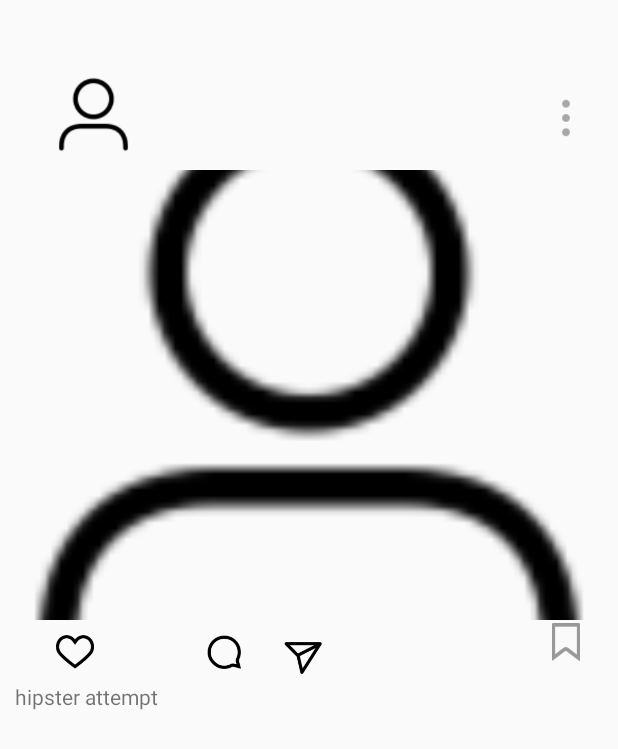
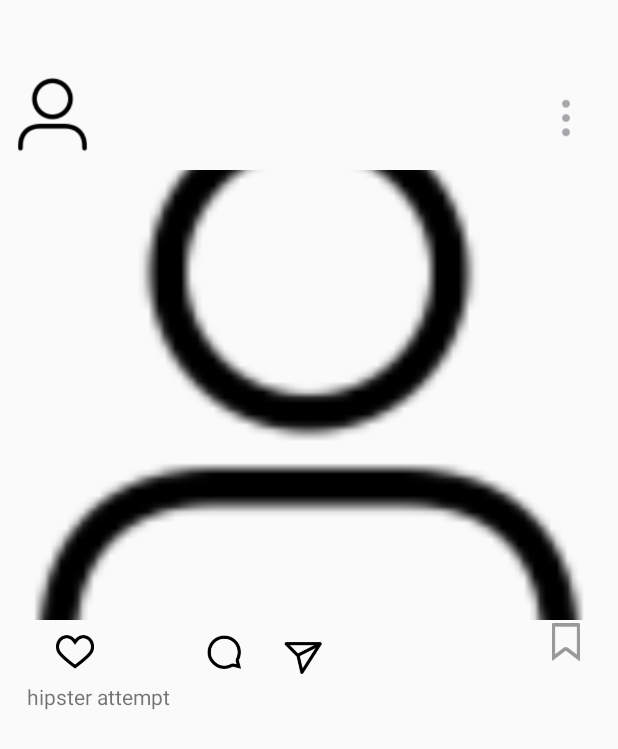
Before and after one commit to karacanzeynep98/InstagramZeynep, an Android app: the layout item_post.xml on its own in the app's theme, with its tools: preview values and no code run, on a phone screen of 412 x 824 dp. Shown: the top 749 px of the screen. Run offline under Robolectric (Android 15) with nearby library versions, the phone set to English and light mode, and no system bars.

```diff
--- a/app/src/main/java/com/example/instazeynep/MainActivity.java
+++ b/app/src/main/java/com/example/instazeynep/MainActivity.java
@@ -9,6 +9,7 @@ import android.graphics.drawable.GradientDrawable;
 import android.preference.PreferenceManager;
 import android.support.v7.app.AppCompatActivity;
 import android.os.Bundle;
+import android.text.method.PasswordTransformationMethod;
 import android.util.Log;
 import android.view.View;
 import android.widget.Button;
@@ -43,6 +44,8 @@ public class MainActivity extends AppCompatActivity {
         passwordInput = findViewById(R.id.etPassword);
         loginBtn = findViewById(R.id.buttonLogin);
         signupBtn = findViewById(R.id.btnSignup);
+
+        passwordInput.setTransformationMethod(PasswordTransformationMethod.getInstance());
 
         // Initialize a new GradientDrawable instance
         GradientDrawable gd = new GradientDrawable();
--- a/app/src/main/java/com/example/instazeynep/PostsAdapter.java
+++ b/app/src/main/java/com/example/instazeynep/PostsAdapter.java
@@ -48,12 +48,6 @@ public class PostsAdapter extends RecyclerView.Adapter<PostsAdapter.ViewHolder>
     @Override//TODO figure out how to pass the data between two chunks
     public void onBindViewHolder(@NonNull ViewHolder holder, int position) {
         Post post = posts.get(position);
-
-        /*if(whichFragment == 0){
-
-        }else if (whichFragment == 1) {
-
-        }*/
         holder.bind(post);
     }
 
@@ -87,10 +81,12 @@ public class PostsAdapter extends RecyclerView.Adapter<PostsAdapter.ViewHolder>
         private ImageView directMessage;
         private ImageView saveImage;
         private ImageView ivDetailsButton;
+        private TextView tvHandle2;
 
         public ViewHolder(View itemView) {
             super(itemView);
             tvHandle = itemView.findViewById(R.id.tvHandle);
+            tvHandle2 = itemView.findViewById(R.id.tvHandle2);
             ivImage = itemView.findViewById(R.id.ivImage);
             tvDescription = itemView.findViewById(R.id.tvDescription);
             tvTime = itemView.findViewById(R.id.tvCreationTime);
@@ -109,6 +105,7 @@ public class PostsAdapter extends RecyclerView.Adapter<PostsAdapter.ViewHolder>
 
             if(whichFragment == 0) {
                 tvHandle.setText(post.getUser().getUsername());
+                tvHandle2.setText(post.getUser().getUsername());
                 ParseFile image = post.getImage();
                 if (image != null) {
                     Glide.with(context).load(image.getUrl()).into(ivImage);
--- a/app/src/main/java/com/example/instazeynep/fragments/ProfileFragment.java
+++ b/app/src/main/java/com/example/instazeynep/fragments/ProfileFragment.java
@@ -88,7 +88,6 @@ public class ProfileFragment extends Fragment implements View.OnClickListener {
                     ParseUser.getCurrentUser().saveInBackground();
                     return true;
                 }
-
                 return  false;
             }
         });
--- a/app/src/main/res/layout/item_post.xml
+++ b/app/src/main/res/layout/item_post.xml
@@ -8,10 +8,12 @@
 
     <TextView
         android:id="@+id/tvHandle"
-        android:layout_width="223dp"
+        android:layout_width="0dp"
         android:layout_height="39dp"
+        android:layout_marginStart="8dp"
         android:text="@string/textview"
         android:textAppearance="@style/TextAppearance.AppCompat.Light.SearchResult.Title"
+        android:textColor="@color/browser_title_text_color"
         app:layout_constraintBottom_toBottomOf="@+id/ivDetailsButton"
         app:layout_constraintEnd_toEndOf="parent"
         app:layout_constraintEnd_toStartOf="@+id/ivDetailsButton"
@@ -37,11 +39,12 @@
         android:id="@+id/tvDescription"
         android:layout_width="0dp"
         android:layout_height="wrap_content"
+        android:layout_marginStart="8dp"
         android:layout_marginTop="8dp"
         android:text="@string/hipster_attempt"
         app:layout_constraintBottom_toBottomOf="parent"
         app:layout_constraintEnd_toEndOf="parent"
-        app:layout_constraintStart_toStartOf="parent"
+        app:layout_constraintStart_toEndOf="@+id/tvHandle2"
         app:layout_constraintTop_toBottomOf="@+id/ivImage" />
 
     <ImageView
@@ -138,6 +141,7 @@
         android:id="@+id/tvNumLikes"
         android:layout_width="19dp"
         android:layout_height="21dp"
+        android:textSize="14sp"
         app:layout_constraintBottom_toBottomOf="@+id/ivLikeButton"
         app:layout_constraintEnd_toStartOf="@+id/ivCommentImage"
         app:layout_constraintHorizontal_bias="0.5"
@@ -145,4 +149,17 @@
         app:layout_constraintTop_toTopOf="@+id/ivLikeButton"
         app:layout_constraintVertical_bias="0.174" />
 
+    <TextView
+        android:id="@+id/tvHandle2"
+        android:layout_width="wrap_content"
+        android:layout_height="0dp"
+        android:textStyle="bold"
+        android:textColor="@color/browser_title_text_color"
+        app:layout_constraintBottom_toBottomOf="@+id/tvDescription"
+        app:layout_constraintEnd_toStartOf="@+id/tvDescription"
+        app:layout_constraintHorizontal_bias="0.0"
+        app:layout_constraintStart_toStartOf="parent"
+        app:layout_constraintTop_toTopOf="@+id/tvDescription"
+        app:layout_constraintVertical_bias="0.445" />
+
 </android.support.constraint.ConstraintLayout>
```
